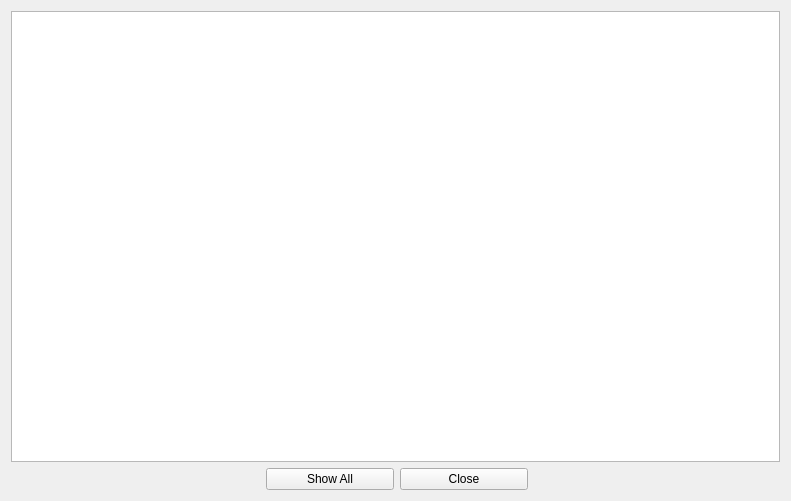
Qt form src/logwindow.ui (mhogomchungu/media-downloader) before a commit.
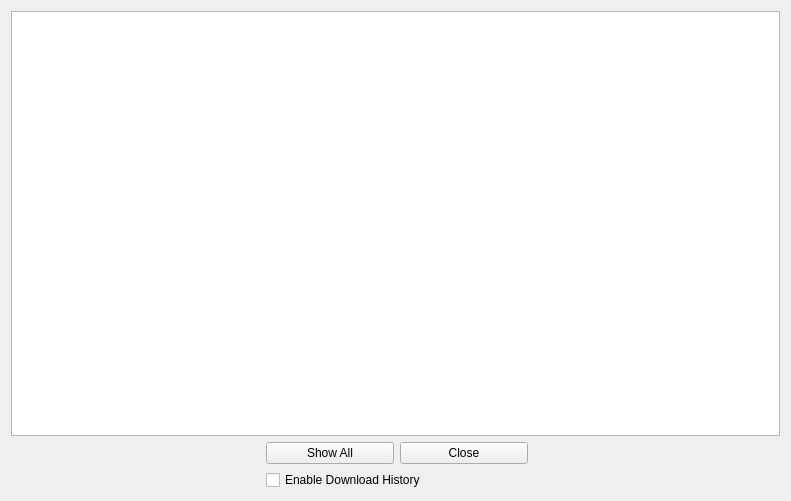
The same form after that commit.

Commit message: finish up adding ability to save download history

```diff
--- a/src/logwindow.ui
+++ b/src/logwindow.ui
@@ -72,6 +72,13 @@
      </property>
     </widget>
    </item>
+   <item row="3" column="1" colspan="2">
+    <widget class="QCheckBox" name="cbEnableDownloadHistory">
+     <property name="text">
+      <string>Enable Download History</string>
+     </property>
+    </widget>
+   </item>
   </layout>
  </widget>
  <resources/>
```
Left out of the diff: 6 changed lines with no effect on the pictures. The commit also changes 11 other files.
